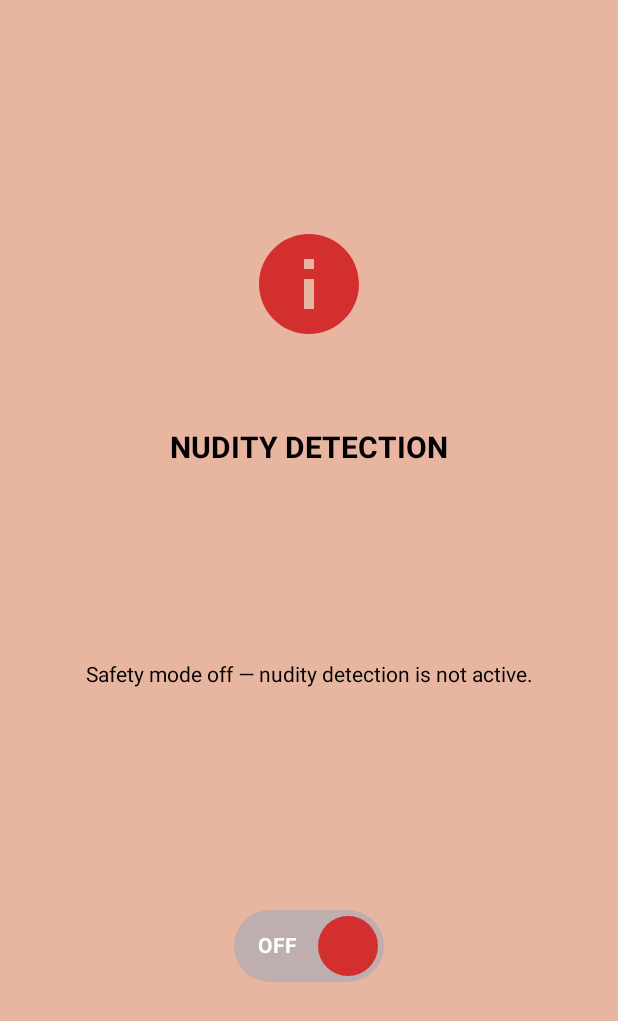
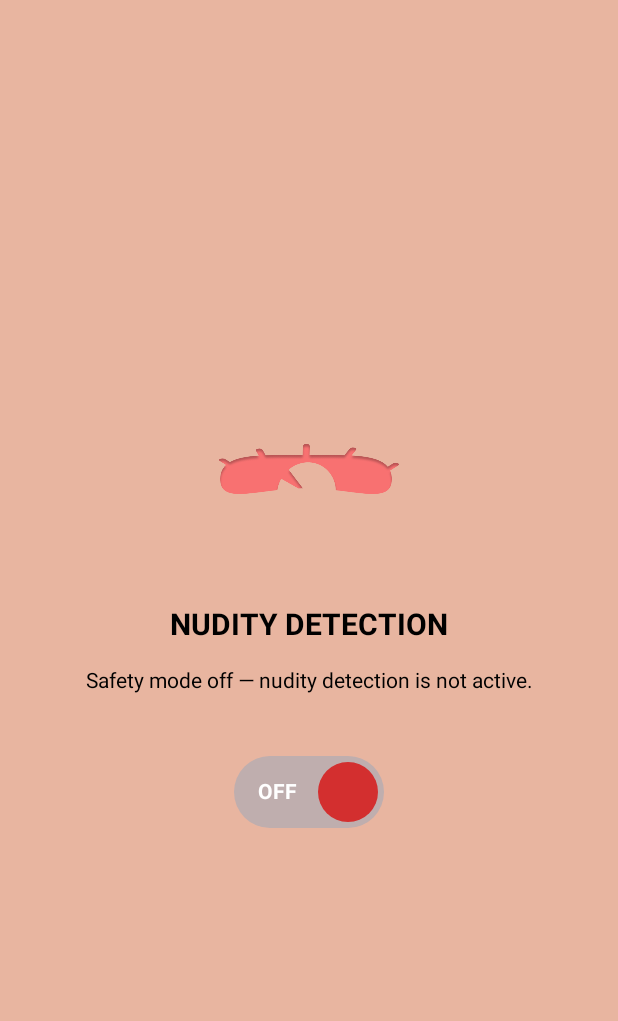
Before and after one commit to wkwk08/Nudity-Detection-Android-Enhanced, an Android app built with Jetpack Compose: the screen it shows after launch (MainActivity), after a tap on "Start", on a phone screen of 412 x 824 dp. Shown: the top 1021 px of the screen. Run offline under Robolectric (Android 15) with nearby library versions, the phone set to English and light mode, and no system bars.

Commit message:
replace shapes & switches with images; update layouts & styles

```diff
--- a/app/src/main/java/com/example/nuditydetectionapp/MainActivity.kt
+++ b/app/src/main/java/com/example/nuditydetectionapp/MainActivity.kt
@@ -7,7 +7,6 @@ import android.net.Uri
 import android.os.Build
 import android.os.Bundle
 import android.provider.Settings
-import android.widget.Switch
 import android.widget.Toast
 import androidx.appcompat.app.AppCompatActivity
 import androidx.core.content.ContextCompat
@@ -17,8 +16,6 @@ import androidx.compose.foundation.background
 import androidx.compose.foundation.clickable
 import androidx.compose.foundation.layout.*
 import androidx.compose.foundation.shape.RoundedCornerShape
-import androidx.compose.material.icons.Icons
-import androidx.compose.material.icons.filled.Info
 import androidx.compose.material3.*
 import androidx.compose.runtime.*
 import androidx.compose.ui.Alignment
@@ -28,10 +25,11 @@ import androidx.compose.ui.text.font.FontWeight
 import androidx.compose.ui.text.style.TextAlign
 import androidx.compose.ui.unit.dp
 import androidx.compose.ui.unit.sp
+import androidx.compose.foundation.Image
+import androidx.compose.ui.res.painterResource
 
 class MainActivity : AppCompatActivity() {
 
-  private lateinit var toggle: Switch
     private val REQ_OVERLAY = 2001
     private val REQ_CAPTURE = 1001
     private var updateToggleState: ((Boolean) -> Unit)? = null
@@ -46,15 +44,12 @@ class MainActivity : AppCompatActivity() {
             )
         }
 
-    // (Optional) Android 13+ notification permission for foreground service
         if (Build.VERSION.SDK_INT >= 33) {
-      // You can add a runtime request if you want; not strictly required to run
             // requestPermissions(arrayOf(android.Manifest.permission.POST_NOTIFICATIONS), 3001)
         }
     }
 
     private fun enableGuard() {
-    // 1) Overlay permission
         if (!Settings.canDrawOverlays(this)) {
             val intent = Intent(
                 Settings.ACTION_MANAGE_OVERLAY_PERMISSION,
@@ -64,7 +59,6 @@ class MainActivity : AppCompatActivity() {
             Toast.makeText(this, "Grant 'Display over other apps', then come back.", Toast.LENGTH_LONG).show()
             return
         }
-    // 2) MediaProjection consent
         val mpm = getSystemService(Context.MEDIA_PROJECTION_SERVICE) as MediaProjectionManager
         val captureIntent = mpm.createScreenCaptureIntent()
         startActivityForResult(captureIntent, REQ_CAPTURE)
@@ -81,7 +75,7 @@ class MainActivity : AppCompatActivity() {
         when (requestCode) {
             REQ_OVERLAY -> {
                 if (Settings.canDrawOverlays(this)) {
-          enableGuard() // continue to capture flow
+                    enableGuard()
                 } else {
                     updateToggleState?.invoke(false)
                     Toast.makeText(this, "Overlay permission required.", Toast.LENGTH_SHORT).show()
@@ -142,43 +136,68 @@ fun WelcomeScreen(onStartClick: () -> Unit) {
     Box(
         modifier = Modifier
             .fillMaxSize()
-      .background(Color.White)
+            .background(Color(0xFFFFF8F6))
     ) {
-    // Decorative red shapes
-    Box(
+        // Top-right blob image
+        Image(
+            painter = painterResource(id = R.drawable.top_right_border),
+            contentDescription = null,
             modifier = Modifier
                 .align(Alignment.TopEnd)
-        .size(150.dp)
-        .background(
-          color = Color(0xFFD32F2F),
-          shape = RoundedCornerShape(
-            bottomStart = 80.dp,
-            bottomEnd = 0.dp,
-            topStart = 0.dp,
-            topEnd = 50.dp
-          )
-        )
+                .size(width = 150.dp, height = 149.dp)
         )
 
-    Box(
+        // Bottom/mid-left blob image
+        Image(
+            painter = painterResource(id = R.drawable.mid_left_border),
+            contentDescription = null,
             modifier = Modifier
                 .align(Alignment.BottomStart)
-        .size(120.dp)
-        .background(
-          color = Color(0xFFD32F2F),
-          shape = RoundedCornerShape(50.dp)
-        )
+                .offset(x = (-20).dp, y = (-300).dp)
+                .size(width = 300.dp, height = 150.dp)
         )
 
         Column(
             modifier = Modifier
-        .align(Alignment.Center)
-        .fillMaxWidth(0.85f)
+                .fillMaxSize()
+                .padding(32.dp),
+            horizontalAlignment = Alignment.CenterHorizontally,
+            verticalArrangement = Arrangement.Center
+        ) {
+            Spacer(modifier = Modifier.weight(1f))
+
+            Image(
+                painter = painterResource(id = R.drawable.sensivue_logo),
+                contentDescription = "Sensivue Logo",
+                modifier = Modifier
+                    .size(80.dp)
+                    .padding(bottom = 8.dp)
+            )
+
+            Text(
+                text = "Sensivue",
+                fontSize = 16.sp,
+                fontWeight = FontWeight.Normal,
+                color = Color.Black,
+                letterSpacing = 2.sp
+            )
+
+            Spacer(modifier = Modifier.height(40.dp))
+
+            // Welcome card
+            Column(
+                modifier = Modifier
+                    .fillMaxWidth()
                     .background(
                         color = Color(0xFFFF8A80),
-          shape = RoundedCornerShape(20.dp)
+                        shape = RoundedCornerShape(
+                            topStart = 40.dp,
+                            topEnd = 40.dp,
+                            bottomStart = 0.dp,
+                            bottomEnd = 0.dp
                         )
-        .padding(24.dp),
+                    )
+                    .padding(32.dp),
                 horizontalAlignment = Alignment.CenterHorizontally
             ) {
                 Text(
@@ -198,8 +217,9 @@ fun WelcomeScreen(onStartClick: () -> Unit) {
                     lineHeight = 20.sp
                 )
 
-      Spacer(modifier = Modifier.height(24.dp))
+                Spacer(modifier = Modifier.height(28.dp))
 
+                // Rounded start button as in Figma
                 Button(
                     onClick = onStartClick,
                     modifier = Modifier
@@ -217,6 +237,9 @@ fun WelcomeScreen(onStartClick: () -> Unit) {
                         color = Color.White
                     )
                 }
+            }
+
+            Spacer(modifier = Modifier.weight(1f))
         }
     }
 }
@@ -240,23 +263,25 @@ fun DetectionScreen(
         Column(
             modifier = Modifier
                 .fillMaxSize()
-        .padding(24.dp),
+                .padding(32.dp),
             horizontalAlignment = Alignment.CenterHorizontally,
-      verticalArrangement = Arrangement.SpaceAround
+            verticalArrangement = Arrangement.Center
         ) {
             Spacer(modifier = Modifier.height(40.dp))
 
-      // Icon representation
-      Icon(
-        imageVector = Icons.Default.Info,
-        contentDescription = "Detection Status",
-        modifier = Modifier.size(80.dp),
-        tint = if (isSafetyModeEnabled) {
-          Color(0xFF4CAF50)
+            Image(
+                painter = painterResource(
+                    id = if (isSafetyModeEnabled) {
+                        R.drawable.to_on_toggle
                     } else {
-          Color(0xFFD32F2F)
+                        R.drawable.to_off_toggle
                     }
+                ),
+                contentDescription = "Toggle Status",
+                modifier = Modifier.size(120.dp)
             )
+
+            Spacer(modifier = Modifier.height(32.dp))
 
             Text(
                 text = "NUDITY DETECTION",
@@ -279,9 +304,8 @@ fun DetectionScreen(
                 lineHeight = 20.sp
             )
 
-      Spacer(modifier = Modifier.height(32.dp))
+            Spacer(modifier = Modifier.height(40.dp))
 
-      // Toggle Switch
             Box(
                 modifier = Modifier
                     .background(
```
Lines whose indentation alone changed are shown as unchanged.
